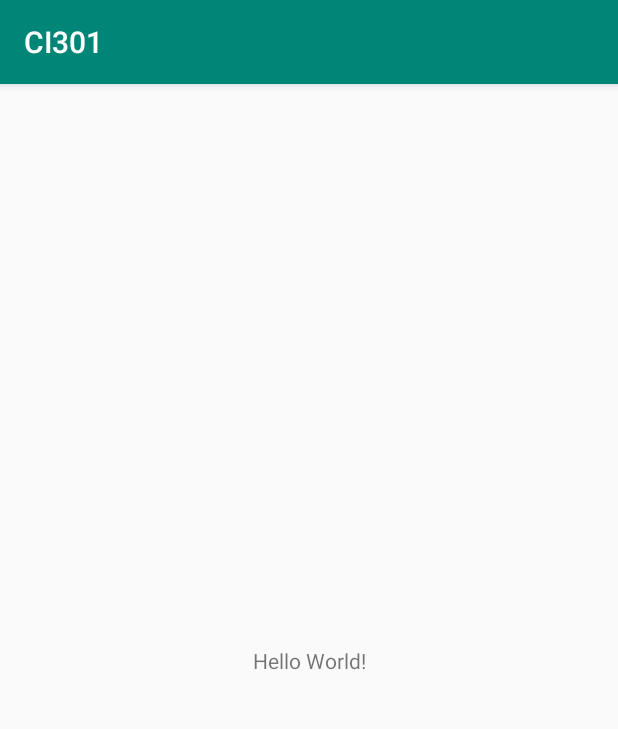
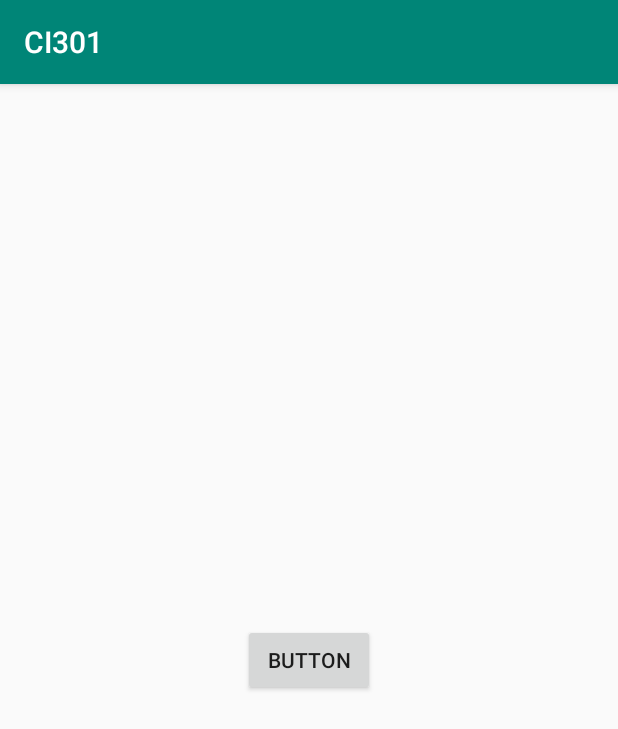
Before and after one commit to danpascoe/CI301-TreasureHunt, an Android app: the screen it shows after launch (MainActivity), on a phone screen of 412 x 824 dp. Shown: the top 729 px of the screen. Run offline under Robolectric (Android 15) with nearby library versions, the phone set to English and light mode, and no system bars.

Commit message:
Add button & Intent to MainActivity
The button will change the app layout to the MapActivity once created

```diff
--- a/Application/app/src/main/java/application/pascoe/com/ci301/MainActivity.java
+++ b/Application/app/src/main/java/application/pascoe/com/ci301/MainActivity.java
@@ -1,7 +1,10 @@
 package application.pascoe.com.ci301;
 
+        import android.content.Intent;
         import android.support.v7.app.AppCompatActivity;
         import android.os.Bundle;
+        import android.view.View;
+        import android.widget.Button;
 
 public class MainActivity extends AppCompatActivity {
 
@@ -9,5 +12,14 @@ public class MainActivity extends AppCompatActivity {
     protected void onCreate(Bundle savedInstanceState) {
         super.onCreate(savedInstanceState);
         setContentView(R.layout.activity_main);
+        Button button = findViewById(R.id.btn_start);
+        button.setOnClickListener(new View.OnClickListener() {
+            @Override
+            public void onClick(View view) {
+                    //CHANGE TO MAPS ACTIVITY
+                    Intent intent = new Intent(MainActivity.this, MainActivity.class);
+                    startActivity(intent);
+                }
+        });
     }
 }
--- a/Application/app/src/main/res/layout/activity_main.xml
+++ b/Application/app/src/main/res/layout/activity_main.xml
@@ -6,13 +6,17 @@
     android:layout_height="match_parent"
     tools:context=".MainActivity">
 
-    <TextView
+    <Button
+        android:id="@+id/btn_start"
         android:layout_width="wrap_content"
         android:layout_height="wrap_content"
-        android:text="Hello World!"
+        android:layout_marginStart="8dp"
+        android:layout_marginTop="8dp"
+        android:layout_marginEnd="8dp"
+        android:layout_marginBottom="8dp"
+        android:text="Button"
         app:layout_constraintBottom_toBottomOf="parent"
-        app:layout_constraintLeft_toLeftOf="parent"
-        app:layout_constraintRight_toRightOf="parent"
+        app:layout_constraintEnd_toEndOf="parent"
+        app:layout_constraintStart_toStartOf="parent"
         app:layout_constraintTop_toTopOf="parent" />
-
 </android.support.constraint.ConstraintLayout>
```
